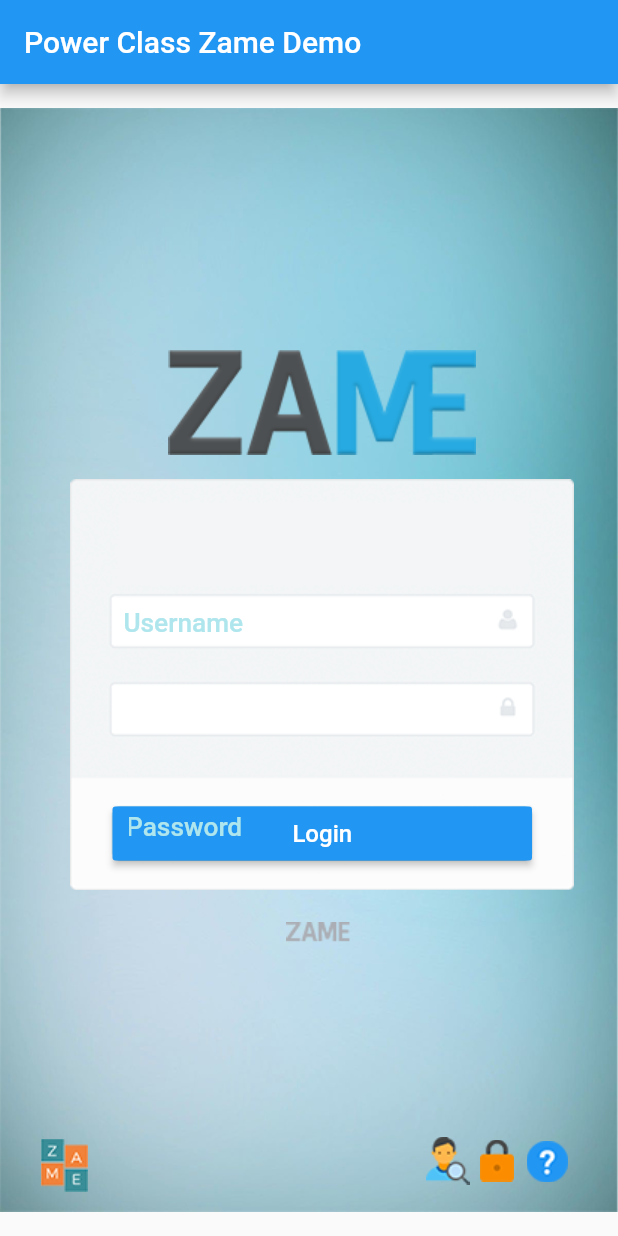
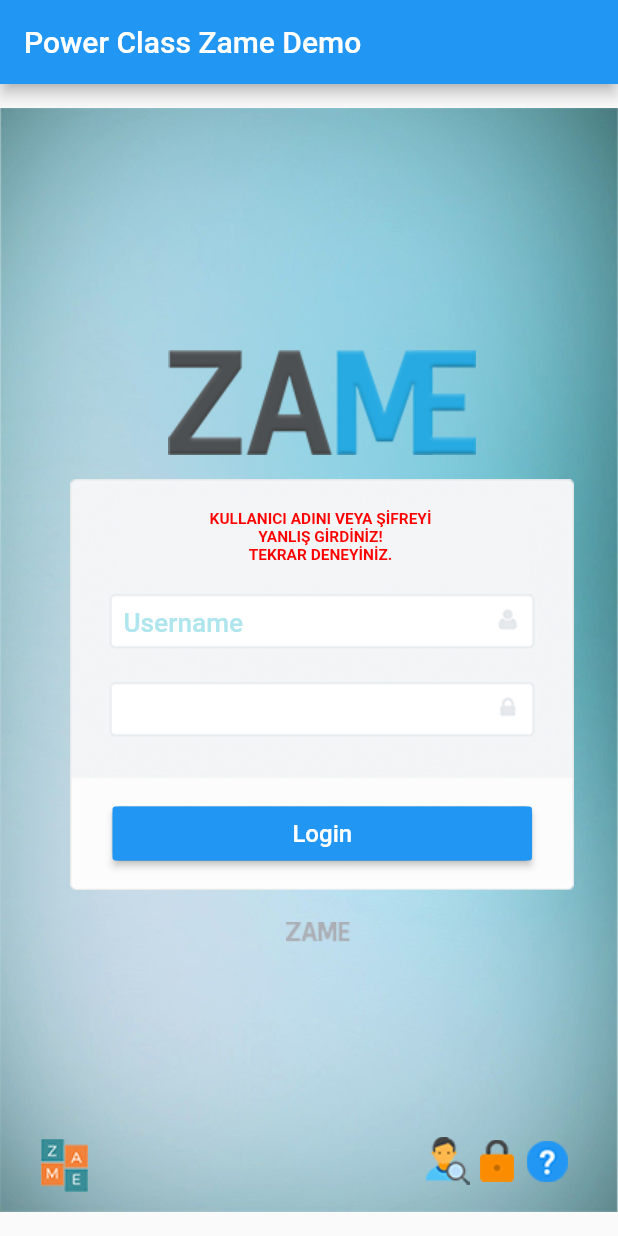
Before and after one commit to Oelgin/floccinaucinihilipilification, a Flutter app: the screen it shows after launch, after a tap on "Login", on a phone screen of 412 x 824 dp. Run offline on Flutter 3.47's test engine with Material 2 defaults, Android fonts, the phone set to English and light mode, and no system bars; Roboto replaces fonts that are missing (Futura).

Commit message:
loginpage

```diff
--- a/smartclassmuadil/lib/HomePage.dart
+++ b/smartclassmuadil/lib/HomePage.dart
@@ -1,21 +1,28 @@
 import 'package:flutter/material.dart';
 import 'package:smartclassmuadil/main.dart';
 
+class SecondScreen extends StatefulWidget {
+  @override
+  State<StatefulWidget> createState() {
+    return _SecondScreenState();
+  }
+}
 
-class FirstScreen extends StatelessWidget {
+class _SecondScreenState extends State<SecondScreen> {
   @override
   Widget build(BuildContext context) {
     return Scaffold(
       appBar: AppBar(
-        title: Text('First Screen'),
+        title: Text("Second Screen"),
       ),
       body: Center(
         child: RaisedButton(
-          child: Text('Launch screen'),
           onPressed: () {
-                  Navigator.pop(context);
-                  }
-
+            // Navigate back to the first screen by popping the current route
+            // off the stack.
+            Navigator.pop(context);
+          },
+          child: Text('Go back!'),
         ),
       ),
     );
--- a/smartclassmuadil/lib/main.dart
+++ b/smartclassmuadil/lib/main.dart
@@ -1,6 +1,7 @@
 import 'package:flutter/material.dart';
 import 'package:smartclassmuadil/HomePage.dart';
 import 'assets.dart';
+import 'dart:async';
 
 void main() => runApp(MyApp());
 
@@ -8,12 +9,14 @@ class MyApp extends StatelessWidget {
   @override
   Widget build(BuildContext context) {
     return MaterialApp(
-      title: 'Power Class',
-      theme: ThemeData(
-        primarySwatch: Colors.blue,
-      ),
-      home: MyHomePage(title: 'Power Class Zame Demo'),
-    );
+        title: 'Power Class',
+        theme: ThemeData(
+          primarySwatch: Colors.blue,
+        ),
+        home: MyHomePage(title: 'Power Class Zame Demo'),
+        routes: {
+          '/second': (context) => SecondScreen(),
+        });
   }
 }
 
@@ -24,7 +27,13 @@ class MyHomePage extends StatefulWidget {
   _MyHomePageState createState() => _MyHomePageState();
 }
 
+const String username = "kcankaya";
+const String password = "kaan123kaan";
+
 class _MyHomePageState extends State<MyHomePage> {
+  var _opacity = 0.0;
+  final usernameCont = new TextEditingController();
+  final passCont = new TextEditingController();
   @override
   Widget build(BuildContext context) {
     return Scaffold(
@@ -59,28 +68,7 @@ class _MyHomePageState extends State<MyHomePage> {
                   child: ZameColorAsset(),
                 ),
                 // loginbutton
-                Positioned(
-                  top: 465.7,
-                  left: 75,
-                  width: 279.6666666666667,
-                  height: 36,
-                  child: ButtonTheme(
-                      minWidth: 200,
-                      height: 36,
-                      child: RaisedButton(
-                        onPressed: () {
-                          Navigator.push(
-                          context,
-                          MaterialPageRoute(builder: (context) => FirstScreen()),
-                        );
-                        },
-                        child: Text("Login",
-                            style: TextStyle(
-                              color: Colors.white,
-                              fontSize: 16,
-                            )),
-                      )),
-                ),
+
                 // zamelogo
                 Positioned(
                   bottom: 13.3,
@@ -135,6 +123,7 @@ class _MyHomePageState extends State<MyHomePage> {
                   height: 13.666666666666666,
                   child: ZameGriAsset(),
                 ),
+                //Username
                 Positioned(
                   top: 340,
                   left: 82.3,
@@ -142,6 +131,7 @@ class _MyHomePageState extends State<MyHomePage> {
                       width: 250,
                       height: 25,
                       child: TextField(
+                          controller: usernameCont,
                           decoration: InputDecoration(
                             border: InputBorder.none,
                             hintText: "Username",
@@ -168,6 +158,7 @@ class _MyHomePageState extends State<MyHomePage> {
                       width: 250,
                       height: 25,
                       child: TextField(
+                          controller: passCont,
                           obscureText: true,
                           decoration: InputDecoration(
                             border: InputBorder.none,
@@ -186,6 +177,51 @@ class _MyHomePageState extends State<MyHomePage> {
                               fontStyle: FontStyle.normal,
                               fontSize: 17.5),
                           textAlign: TextAlign.left)),
+                ),
+                PositionedDirectional(
+                    top: 267,
+                    start: 126,
+                    child: SizedBox(
+                      width: 175.33333333333334,
+                      height: 100,
+                      child: AnimatedOpacity(
+                          duration: Duration(milliseconds: 10),
+                          opacity: _opacity,
+                          child: Text(
+                              "KULLANICI ADINI VEYA ŞİFREYİ\nYANLIŞ GİRDİNİZ!\nTEKRAR DENEYİNİZ.",
+                              style: const TextStyle(
+                                  color: const Color(0xffff0000),
+                                  fontWeight: FontWeight.w700,
+                                  fontFamily: "Futura",
+                                  fontStyle: FontStyle.normal,
+                                  fontSize: 10.3),
+                              textAlign: TextAlign.center)),
+                    )),
+                Positioned(
+                  top: 465.7,
+                  left: 75,
+                  width: 279.6666666666667,
+                  height: 36,
+                  child: ButtonTheme(
+                      minWidth: 200,
+                      height: 36,
+                      child: RaisedButton(
+                        onPressed: () {
+                          if (username == usernameCont.text &&
+                              password == passCont.text) {
+                            Navigator.pushNamed(context, '/second');
+                          } else {
+                            setState(() {
+                              _opacity = _opacity == 0.0 ? 1.0 : 0.0;
+                            });
+                          }
+                        },
+                        child: Text("Login",
+                            style: TextStyle(
+                              color: Colors.white,
+                              fontSize: 16,
+                            )),
+                      )),
                 ),
               ]))),
       // This trailing comma makes auto-formatting nicer for build methods.
```
